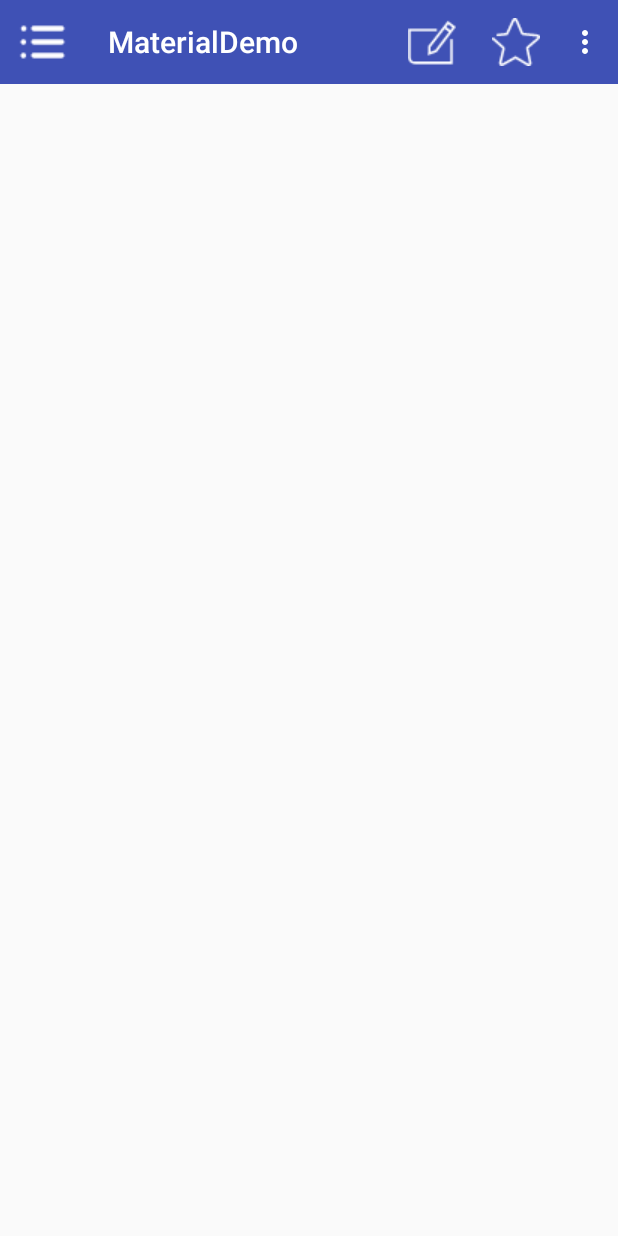
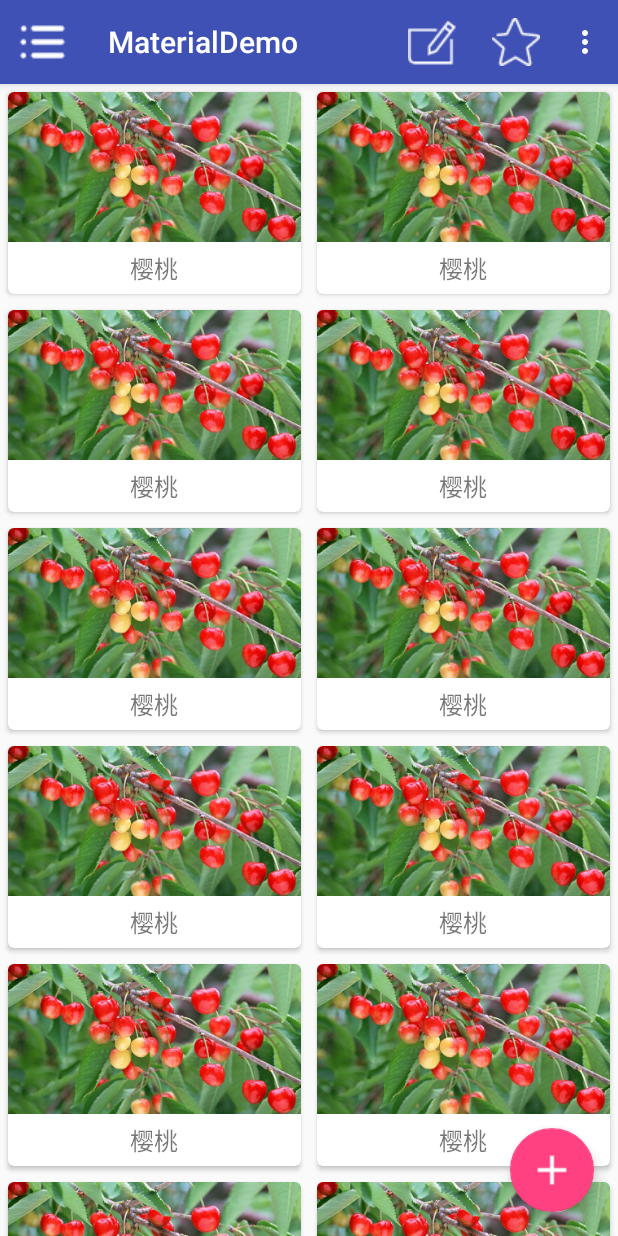
Before and after one commit to BobIsSoCool/MateriaDesignDemo, an Android app: the screen it shows after launch (MainActivity), on a phone screen of 412 x 824 dp. Run offline under Robolectric (Android 15) with nearby library versions, the phone set to English and light mode, and no system bars.

Commit message:
2017/6/19 .

```diff
--- a/app/build.gradle
+++ b/app/build.gradle
@@ -27,4 +27,8 @@ dependencies {
 
     compile 'com.android.support:design:25.0.0'
     compile 'de.hdodenhof:circleimageview:2.1.0'
+    compile 'com.android.support:recyclerview-v7:25.0.0'
+    compile 'com.android.support:cardview-v7:25.0.0'
+
+    compile 'com.github.bumptech.glide:glide:3.7.0'
 }
--- a/app/src/main/AndroidManifest.xml
+++ b/app/src/main/AndroidManifest.xml
@@ -15,6 +15,8 @@
                 <category android:name="android.intent.category.LAUNCHER" />
             </intent-filter>
         </activity>
+        <activity android:name=".FruitActivity"
+            android:theme="@style/FruitActivityTheme"></activity>
     </application>
 
 </manifest>
--- /dev/null
+++ b/app/src/main/java/com/example/wub/materialdemo/Fruit.java
@@ -0,0 +1,36 @@
+package com.example.wub.materialdemo;
+
+/**
+ * Created by wub on 2017/6/19.
+ */
+public class Fruit {
+    /**
+     * 水果名
+     */
+    private String name;
+    /**
+     * 对应图片
+     */
+    private int imageId;
+
+    public Fruit(String name, int imageId) {
+        this.name = name;
+        this.imageId = imageId;
+    }
+
+    public String getName() {
+        return name;
+    }
+
+    public void setName(String name) {
+        this.name = name;
+    }
+
+    public int getImageId() {
+        return imageId;
+    }
+
+    public void setImageId(int imageId) {
+        this.imageId = imageId;
+    }
+}
--- /dev/null
+++ b/app/src/main/java/com/example/wub/materialdemo/FruitAdapter.java
@@ -0,0 +1,94 @@
+package com.example.wub.materialdemo;
+
+import android.content.Context;
+import android.content.Intent;
+import android.support.v7.widget.CardView;
+import android.support.v7.widget.RecyclerView;
+import android.util.Log;
+import android.view.LayoutInflater;
+import android.view.View;
+import android.view.ViewGroup;
+import android.widget.ImageView;
+import android.widget.TextView;
+
+import com.bumptech.glide.Glide;
+
+import java.util.List;
+
+/**
+ * Created by wub on 2017/6/19.
+ */
+public class FruitAdapter extends RecyclerView.Adapter<FruitAdapter.ViewHolder>{
+
+    /**
+     * Context
+     */
+    private Context context;
+    /**
+     * 数据集合
+     */
+    private List<Fruit> mFruitList;
+
+    /**
+     * ViewHolder
+     */
+    static class ViewHolder extends RecyclerView.ViewHolder{
+        //控件
+        CardView cardView;
+        ImageView ivFruit;
+        TextView tvFruitName;
+        //构造函数
+        public ViewHolder(View itemView) {
+            super(itemView);
+            cardView = (CardView) itemView;
+            ivFruit = (ImageView) itemView.findViewById(R.id.ivFruit);
+            tvFruitName = (TextView) itemView.findViewById(R.id.tvFruitName);
+        }
+    }
+
+    /**
+     * 构造函数
+     * @param fruitList
+     */
+    public FruitAdapter(List<Fruit> fruitList){
+        //数据集合
+        mFruitList = fruitList;
+    }
+
+    @Override
+    public ViewHolder onCreateViewHolder(ViewGroup parent, int viewType) {
+        if (context == null){
+            context = parent.getContext();
+        }
+        View view = LayoutInflater.from(context).inflate(R.layout.item_fruit,parent,false);
+
+        final ViewHolder holder = new ViewHolder(view);
+        holder.cardView.setOnClickListener(new View.OnClickListener() {
+            @Override
+            public void onClick(View view) {
+                int position = holder.getAdapterPosition();
+                Log.d("position=======",position+"");
+                Fruit fruit = mFruitList.get(position);
+                Intent intent = new Intent(context,FruitActivity.class);
+                intent.putExtra(FruitActivity.FRUIT_NAME,fruit.getName());
+                intent.putExtra(FruitActivity.FRUIT_IMAGE_ID,fruit.getImageId());
+                //跳转水果详情页
+                context.startActivity(intent);
+            }
+        });
+
+        return holder;
+    }
+
+    @Override
+    public void onBindViewHolder(ViewHolder holder, int position) {
+        Fruit fruit = mFruitList.get(position);
+        holder.tvFruitName.setText(fruit.getName());
+        Glide.with(context).load(fruit.getImageId()).into(holder.ivFruit);
+    }
+
+    @Override
+    public int getItemCount() {
+        return mFruitList.size();
+    }
+}
--- a/app/src/main/java/com/example/wub/materialdemo/MainActivity.java
+++ b/app/src/main/java/com/example/wub/materialdemo/MainActivity.java
@@ -1,21 +1,28 @@
 package com.example.wub.materialdemo;
 
 import android.support.annotation.NonNull;
+import android.support.design.widget.FloatingActionButton;
 import android.support.design.widget.NavigationView;
+import android.support.design.widget.Snackbar;
 import android.support.v4.view.GravityCompat;
+import android.support.v4.widget.SwipeRefreshLayout;
 import android.support.v7.app.ActionBar;
-import android.content.Intent;
 import android.support.v4.widget.DrawerLayout;
 import android.support.v7.app.AppCompatActivity;
 import android.os.Bundle;
+import android.support.v7.widget.GridLayoutManager;
+import android.support.v7.widget.RecyclerView;
 import android.support.v7.widget.Toolbar;
-import android.view.Gravity;
 import android.view.Menu;
 import android.view.MenuItem;
 import android.view.View;
 import android.widget.Toast;
 
-public class MainActivity extends AppCompatActivity implements View.OnClickListener{
+import java.util.ArrayList;
+import java.util.List;
+import java.util.Random;
+
+public class MainActivity extends AppCompatActivity implements View.OnClickListener {
 
     /**
      * DrawerLayout
@@ -30,9 +37,35 @@ public class MainActivity extends AppCompatActivity implements View.OnClickListe
      */
     Toolbar mToolBar;
     /**
+     * FloatingActionButton
+     */
+    FloatingActionButton fab;
+    /**
      * TAG
      */
     private static String TAG = "MainActivityTag";
+    /**
+     * RecyclerView
+     */
+    RecyclerView recyclerView;
+    /**
+     * 水果数据
+     */
+    private Fruit[] fruits = {new Fruit("西瓜", R.drawable.img_watermelon),
+            new Fruit("橘子", R.drawable.img_orange),
+            new Fruit("苹果", R.drawable.img_apple),
+            new Fruit("香蕉", R.drawable.img_banana),
+            new Fruit("樱桃", R.drawable.img_cherry),
+            new Fruit("梨", R.drawable.img_pear)};
+    private List<Fruit> fruitList = new ArrayList<>();
+    /**
+     * 适配器
+     */
+    private FruitAdapter adapter;
+    /**
+     * 下拉刷新
+     */
+    SwipeRefreshLayout swipeRefreshLayout;
 
     @Override
     protected void onCreate(Bundle savedInstanceState) {
@@ -40,21 +73,40 @@ public class MainActivity extends AppCompatActivity implements View.OnClickListe
         setContentView(R.layout.activity_main);
 
         initUI();
+        initFruits();
 
     }
 
     /**
      * 初始化控件
      */
-    public void initUI(){
+    public void initUI() {
         mDrawerLayout = (DrawerLayout) findViewById(R.id.drawer_layout);
         navigationView = (NavigationView) findViewById(R.id.nav_view);
         mToolBar = (Toolbar) findViewById(R.id.toolBar);
+        fab = (FloatingActionButton) findViewById(R.id.fab);
+        recyclerView = (RecyclerView) findViewById(R.id.recycler_view);
+        swipeRefreshLayout = (SwipeRefreshLayout) findViewById(R.id.swipe_refresh);
+
+        //初始化RecyclerView
+        GridLayoutManager layoutManager = new GridLayoutManager(this, 2);
+        recyclerView.setLayoutManager(layoutManager);
+        adapter = new FruitAdapter(fruitList);
+        recyclerView.setAdapter(adapter);
+
+        //下拉刷新的一些设置
+        swipeRefreshLayout.setColorSchemeColors(getResources().getColor(R.color.colorPrimary));
+        swipeRefreshLayout.setOnRefreshListener(new SwipeRefreshLayout.OnRefreshListener() {
+            @Override
+            public void onRefresh() {
+                refreshFruits();
+            }
+        });
 
         //toolBar图标
         setSupportActionBar(mToolBar);
         ActionBar actionBar = getSupportActionBar();
-        if (actionBar!=null){
+        if (actionBar != null) {
             //ActionBar返回图标
             actionBar.setDisplayHomeAsUpEnabled(true);
             actionBar.setHomeAsUpIndicator(R.drawable.icon_menu_top);
@@ -70,48 +122,104 @@ public class MainActivity extends AppCompatActivity implements View.OnClickListe
                 return true;
             }
         });
+
+        //悬浮按钮点击事件
+        fab.setOnClickListener(new View.OnClickListener() {
+            @Override
+            public void onClick(View view) {
+                //Snackbar的使用
+                Snackbar.make(view, "删除数据", Snackbar.LENGTH_SHORT)
+                        .setAction("确定", new View.OnClickListener() {
+                            @Override
+                            public void onClick(View view) {
+                                Toast.makeText(MainActivity.this, "删除成功", Toast.LENGTH_SHORT).show();
+                            }
+                        })
+                        .show();
+            }
+        });
     }
 
     /**
      * 点击事件
+     *
      * @param view
      */
     @Override
     public void onClick(View view) {
-        switch (view.getId()){
+        switch (view.getId()) {
         }
     }
 
     @Override
     public boolean onCreateOptionsMenu(Menu menu) {
         //ToolBar菜单
-        getMenuInflater().inflate(R.menu.toolbar,menu);
+        getMenuInflater().inflate(R.menu.toolbar, menu);
         return true;
     }
 
     /**
      * ToolBar菜单点击事件
+     *
      * @param item
      * @return
      */
     @Override
     public boolean onOptionsItemSelected(MenuItem item) {
-        switch (item.getItemId()){
+        switch (item.getItemId()) {
             case android.R.id.home:
                 //点击ActionBar返回图标，打开侧滑菜单（注：HomeAsUp按钮的id永远都是android.R.id.home）
                 mDrawerLayout.openDrawer(GravityCompat.START);
                 break;
             case R.id.edit:
-                Toast.makeText(this,"你点击了编辑图标",Toast.LENGTH_SHORT).show();
+                Toast.makeText(this, "你点击了编辑图标", Toast.LENGTH_SHORT).show();
                 break;
             case R.id.favorite:
-                Toast.makeText(this,"你点击了收藏图标",Toast.LENGTH_SHORT).show();
+                Toast.makeText(this, "你点击了收藏图标", Toast.LENGTH_SHORT).show();
                 break;
             case R.id.set:
-                Toast.makeText(this,"你点击了设置图标",Toast.LENGTH_SHORT).show();
+                Toast.makeText(this, "你点击了设置图标", Toast.LENGTH_SHORT).show();
                 break;
             default:
         }
         return true;
     }
+
+    public void initFruits() {
+        fruitList.clear();
+        //将数组中的水果对象随机添加到集合（假数据）
+        for (int i = 0; i < 20; i++) {
+            Random random = new Random();
+            int index = random.nextInt(fruits.length);
+            fruitList.add(fruits[index]);
+        }
+    }
+
+    /**
+     * 刷新
+     */
+    public void refreshFruits() {
+        new Thread(new Runnable() {
+            @Override
+            public void run() {
+                //沉睡2秒
+                try {
+                    Thread.sleep(2000);
+                } catch (InterruptedException e) {
+                    e.printStackTrace();
+                }
+                //切回主线程
+                runOnUiThread(new Runnable() {
+                    @Override
+                    public void run() {
+                        //重新随机生成数据
+                        initFruits();
+                        adapter.notifyDataSetChanged();
+                        swipeRefreshLayout.setRefreshing(false);
+                    }
+                });
+
+            }
+        }).start();
+    }
 }
--- a/app/src/main/res/layout/activity_main.xml
+++ b/app/src/main/res/layout/activity_main.xml
@@ -1,24 +1,53 @@
 <?xml version="1.0" encoding="utf-8"?>
 <android.support.v4.widget.DrawerLayout xmlns:android="http://schemas.android.com/apk/res/android"
+    xmlns:app="http://schemas.android.com/apk/res-auto"
     xmlns:tools="http://schemas.android.com/tools"
-    xmlns:app = "http://schemas.android.com/apk/res-auto"
     android:id="@+id/drawer_layout"
     android:layout_width="match_parent"
     android:layout_height="match_parent"
     tools:context="com.example.wub.materialdemo.MainActivity">
 
     <!--主页-->
-    <FrameLayout
+    <android.support.design.widget.CoordinatorLayout
         android:layout_width="match_parent"
         android:layout_height="match_parent">
-        <android.support.v7.widget.Toolbar
-            android:id="@+id/toolBar"
+
+        <android.support.design.widget.AppBarLayout
             android:layout_width="match_parent"
+            android:layout_height="wrap_content">
+
+            <android.support.v7.widget.Toolbar
+                android:id="@+id/toolBar"
+                android:layout_width="match_parent"
+                android:layout_height="wrap_content"
+                android:background="@color/colorPrimary"
+                android:theme="@style/ThemeOverlay.AppCompat.Dark.ActionBar"
+                app:layout_scrollFlags="scroll|enterAlways|snap"
+                app:popupTheme="@style/ThemeOverlay.AppCompat.Light" />
+        </android.support.design.widget.AppBarLayout>
+
+        <android.support.v4.widget.SwipeRefreshLayout
+            android:id="@+id/swipe_refresh"
+            android:layout_width="match_parent"
+            android:layout_height="match_parent"
+            app:layout_behavior="@string/appbar_scrolling_view_behavior">
+
+            <android.support.v7.widget.RecyclerView
+                android:id="@+id/recycler_view"
+                android:layout_width="match_parent"
+                android:layout_height="match_parent" />
+        </android.support.v4.widget.SwipeRefreshLayout>
+
+
+        <android.support.design.widget.FloatingActionButton
+            android:id="@+id/fab"
+            android:layout_width="wrap_content"
             android:layout_height="wrap_content"
-            android:background="@color/colorPrimary"
-            android:theme="@style/ThemeOverlay.AppCompat.Dark.ActionBar"
-            app:popupTheme="@style/ThemeOverlay.AppCompat.Light"></android.support.v7.widget.Toolbar>
-    </FrameLayout>
+            android:layout_gravity="bottom|end"
+            android:layout_margin="16dp"
+            android:src="@drawable/icon_add_white32" />
+
+    </android.support.design.widget.CoordinatorLayout>
 
     <!--侧滑菜单部分-->
     <android.support.design.widget.NavigationView
@@ -26,7 +55,7 @@
         android:layout_width="match_parent"
         android:layout_height="match_parent"
         android:layout_gravity="start"
-        app:menu="@menu/nav_menu"
-        app:headerLayout="@layout/nav_head"></android.support.design.widget.NavigationView>
+        app:headerLayout="@layout/nav_head"
+        app:menu="@menu/nav_menu" />
 
 </android.support.v4.widget.DrawerLayout>
--- /dev/null
+++ b/app/src/main/res/layout/item_fruit.xml
@@ -0,0 +1,27 @@
+<?xml version="1.0" encoding="utf-8"?>
+<android.support.v7.widget.CardView xmlns:android="http://schemas.android.com/apk/res/android"
+    android:layout_width="match_parent"
+    android:layout_height="wrap_content"
+    xmlns:app="http://schemas.android.com/apk/res-auto"
+    android:layout_margin="5dp"
+    app:cardCornerRadius="4dp">
+
+    <LinearLayout
+        android:orientation="vertical"
+        android:layout_width="match_parent"
+        android:layout_height="wrap_content">
+        <ImageView
+            android:id="@+id/ivFruit"
+            android:layout_width="match_parent"
+            android:layout_height="100dp"
+            android:scaleType="centerCrop"/>
+        <TextView
+            android:id="@+id/tvFruitName"
+            android:layout_width="wrap_content"
+            android:layout_height="wrap_content"
+            android:layout_gravity="center_horizontal"
+            android:layout_margin="5dp"
+            android:textSize="16sp"/>
+    </LinearLayout>
+
+</android.support.v7.widget.CardView>
--- /dev/null
+++ b/app/src/main/res/values-v21/styls.xml
@@ -0,0 +1,6 @@
+<?xml version="1.0" encoding="utf-8"?>
+<resources>
+    <style name="FruitActivityTheme" parent="AppTheme">
+        <item name="android:statusBarColor">@android:color/transparent</item>
+    </style>
+</resources>
--- a/app/src/main/res/values/styles.xml
+++ b/app/src/main/res/values/styles.xml
@@ -10,4 +10,5 @@
         <item name="nav_bg_color">@color/colorPrimary</item>
     </style>
 
+    <style name="FruitActivityTheme" parent="AppTheme"/>
 </resources>
```
Also changed, not shown: app/src/main/java/com/example/wub/materialdemo/FruitActivity.java (added, +70 -0 lines), app/src/main/res/layout/activity_fruit.xml (added, +75 -0 lines), app/src/main/res/drawable/icon_add32.png (added), app/src/main/res/drawable/icon_add_white32.png (added), app/src/main/res/drawable/icon_heart_white32.png (added), app/src/main/res/drawable/img_apple.jpg (added), app/src/main/res/drawable/img_banana.jpg (added), app/src/main/res/drawable/img_cherry.jpg (added), app/src/main/res/drawable/img_orange.jpg (added), app/src/main/res/drawable/img_pear.jpg (added), app/src/main/res/drawable/img_watermelon.jpg (added).
